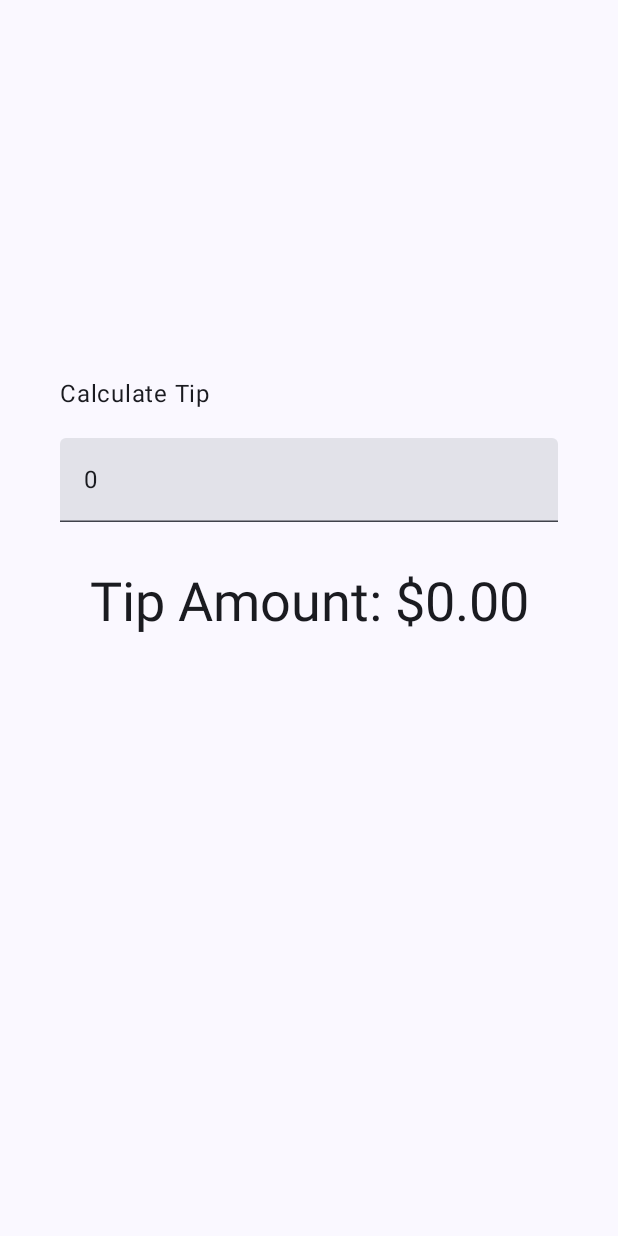
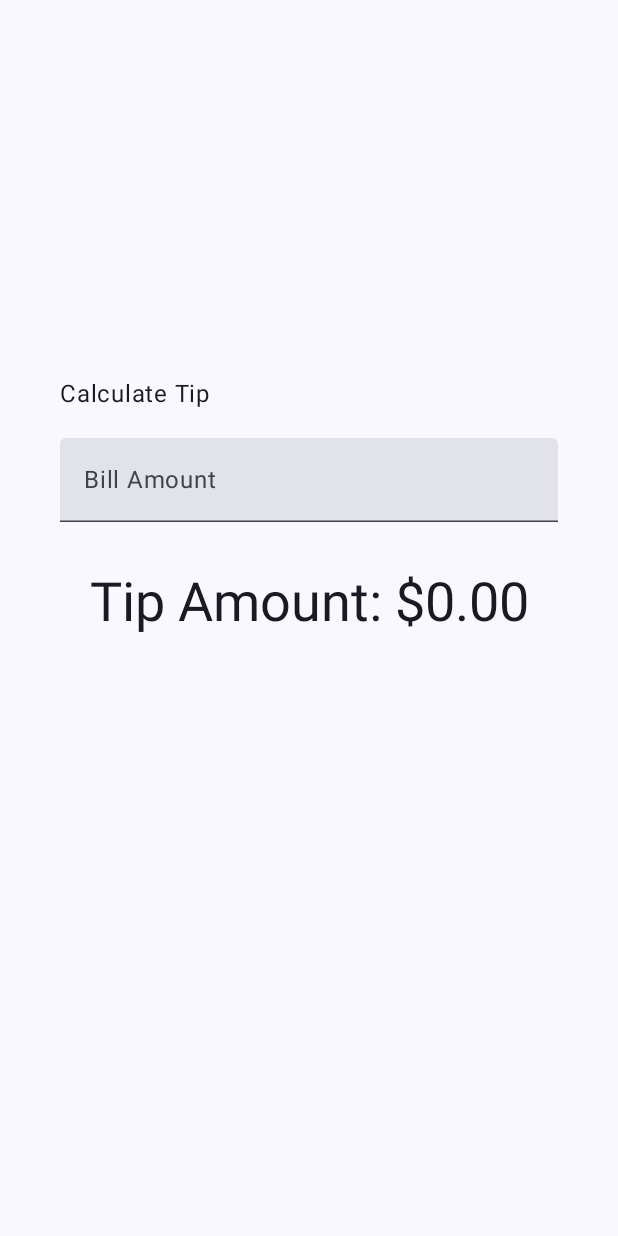
Before and after one commit to Developer-ShivaniSharma/Tip-Calculator, an Android app built with Jetpack Compose: the screen it shows after launch (MainActivity), on a phone screen of 412 x 824 dp. Run offline under Robolectric (Android 15) with nearby library versions, the phone set to English and light mode, and no system bars.

Commit message:
Modify the program

```diff
--- a/app/src/main/java/com/myapp/tipcalculator/MainActivity.kt
+++ b/app/src/main/java/com/myapp/tipcalculator/MainActivity.kt
@@ -2,6 +2,7 @@
 
 package com.myapp.tipcalculator
 
+import android.annotation.SuppressLint
 import android.icu.text.NumberFormat
 import android.os.Bundle
 import androidx.activity.ComponentActivity
@@ -14,18 +15,26 @@ import androidx.compose.foundation.layout.fillMaxWidth
 import androidx.compose.foundation.layout.height
 import androidx.compose.foundation.layout.padding
 import androidx.compose.foundation.layout.wrapContentSize
+import androidx.compose.foundation.text.KeyboardOptions
 import androidx.compose.material3.ExperimentalMaterial3Api
 import androidx.compose.material3.MaterialTheme
 import androidx.compose.material3.Surface
 import androidx.compose.material3.Text
 import androidx.compose.material3.TextField
 import androidx.compose.runtime.Composable
+import androidx.compose.runtime.MutableState
+import androidx.compose.runtime.getValue
+import androidx.compose.runtime.mutableStateOf
+import androidx.compose.runtime.remember
+import androidx.compose.runtime.setValue
 import androidx.compose.ui.Alignment
 import androidx.compose.ui.Modifier
 import androidx.compose.ui.res.stringResource
+import androidx.compose.ui.text.input.KeyboardType
 import androidx.compose.ui.tooling.preview.Preview
 import androidx.compose.ui.unit.dp
 import com.myapp.tipcalculator.ui.theme.TipCalculatorTheme
+import java.time.temporal.TemporalAmount
 
 class MainActivity : ComponentActivity() {
     override fun onCreate(savedInstanceState: Bundle?) {
@@ -45,6 +54,17 @@ class MainActivity : ComponentActivity() {
 
 @Composable
 fun TipCalculator(modifier: Modifier = Modifier) {
+    //The amountInput variable holds the state to display in UI.
+    //We have use remember and mutableState.
+    // the value get updated each time so we have use mutablestate and remember is use to hold that value and update accordingly.
+    var amountInput by remember { mutableStateOf("") }
+    //We have add the amount variable in which we convert the user input value(String) to double or Null.
+    // we have added the elvis operator ?:
+    //If the user entered any invalid value then return null. The elvis operator calls and print 0.0
+    val amount = amountInput.toDoubleOrNull() ?: 0.0
+    //We have add new tip variable which stores the calculate function and pass the amount.
+    val tip = calculateTip(amount)
+
     Column(
         modifier = Modifier.padding(40.dp),
         verticalArrangement = Arrangement.Center,
@@ -56,32 +76,46 @@ fun TipCalculator(modifier: Modifier = Modifier) {
                 .padding(bottom = 17.dp)
                 .align(Alignment.Start)
         )
-        EditNumberField(modifier = Modifier
-            .padding(bottom = 32.dp)
-            .fillMaxWidth())
+        EditNumberField(
+            value= amountInput,
+            onValueChange={amountInput=it},
+            modifier = Modifier
+                .padding(bottom = 32.dp)
+                .fillMaxWidth()
+        )
         Text(
-            text = stringResource(R.string.tip_amount, "$0.00"),
+            text = stringResource(R.string.tip_amount, tip),
             style = MaterialTheme.typography.displaySmall,
 
             )
+
         Spacer(modifier = Modifier.height(150.dp))
     }
 
 }
-
+//This calculateTip Function is use to calculate the Tip amount.
 private fun calculateTip(amt: Double, tipPercent: Double = 15.0): String {
     val tip = tipPercent / 100 * amt
+    //NumberFormat ,method is use to format the tip into currency
     return NumberFormat.getCurrencyInstance().format(tip)
 }
 
+@SuppressLint("UnrememberedMutableState")
 @OptIn(ExperimentalMaterial3Api::class)
 @Composable
-fun EditNumberField(modifier: Modifier) {
-    val amountInput = "0"
+fun EditNumberField(value: String, onValueChange: (String) -> Unit, modifier: Modifier = Modifier) {
     TextField(
-        value = amountInput,
-        onValueChange = {},
-        modifier = modifier
+        value = value,
+        // The onValueChange calls when the value changes.
+        onValueChange = onValueChange,
+        // Now we use the label parameter using lambda expression.
+        //We call the Text function that tales the string input of bill amount.
+        label = { Text(stringResource(R.string.bill_Amount)) },
+        //Add the single line parameter which accepts the boolean value.
+        singleLine = true,
+        //Add keyboardOptions parameter that take KeyBoardOptions function.
+        //The KeyBoard function gives the keyboard option or type to user to add string,Number,Url,Email etc.
+        keyboardOptions = KeyboardOptions(keyboardType = KeyboardType.Number), modifier = modifier
     )
 }
 
--- a/app/src/main/res/values/strings.xml
+++ b/app/src/main/res/values/strings.xml
@@ -3,4 +3,7 @@
     <string name="calculate_tip">Calculate Tip</string>
     <string name="bill_Amount">Bill Amount</string>
     <string name="tip_amount">Tip Amount: %s</string>
+
+
+
 </resources>
```
